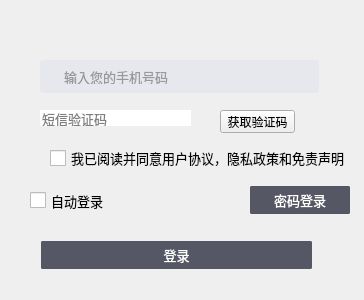
Before: the Qt Designer form smsloginpage.ui in ZhouMei20220810/TEST, drawn with Qt 5.
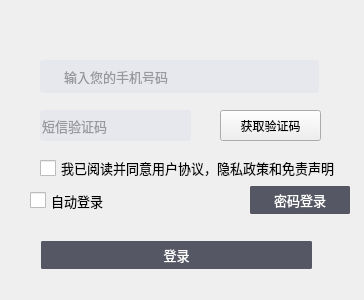
After: the same form once the commit is applied. Icons and pictures are not drawn.

Commit message: 1、登录成功关闭登录窗口 2、新增云手机激活和云手机续时激活UI

```diff
--- a/smsloginpage.ui
+++ b/smsloginpage.ui
@@ -16,8 +16,8 @@
   <widget class="QCheckBox" name="checkBoxPolicy">
    <property name="geometry">
     <rect>
-     <x>50</x>
-     <y>150</y>
+     <x>40</x>
+     <y>160</y>
      <width>294</width>
      <height>16</height>
     </rect>
@@ -197,8 +197,8 @@
     <rect>
      <x>220</x>
      <y>110</y>
-     <width>75</width>
-     <height>23</height>
+     <width>101</width>
+     <height>31</height>
     </rect>
    </property>
    <property name="text">
@@ -329,7 +329,7 @@
      <x>40</x>
      <y>110</y>
      <width>151</width>
-     <height>16</height>
+     <height>31</height>
     </rect>
    </property>
    <property name="minimumSize">
@@ -350,7 +350,9 @@
     </font>
    </property>
    <property name="styleSheet">
-    <string notr="true">border:none</string>
+    <string notr="true">color:#FF4A4A4A;
+background: #FFE7E8EE;
+border-radius: 3px;</string>
    </property>
    <property name="echoMode">
     <enum>QLineEdit::Normal</enum>
```
The commit also changes 5 other files.
